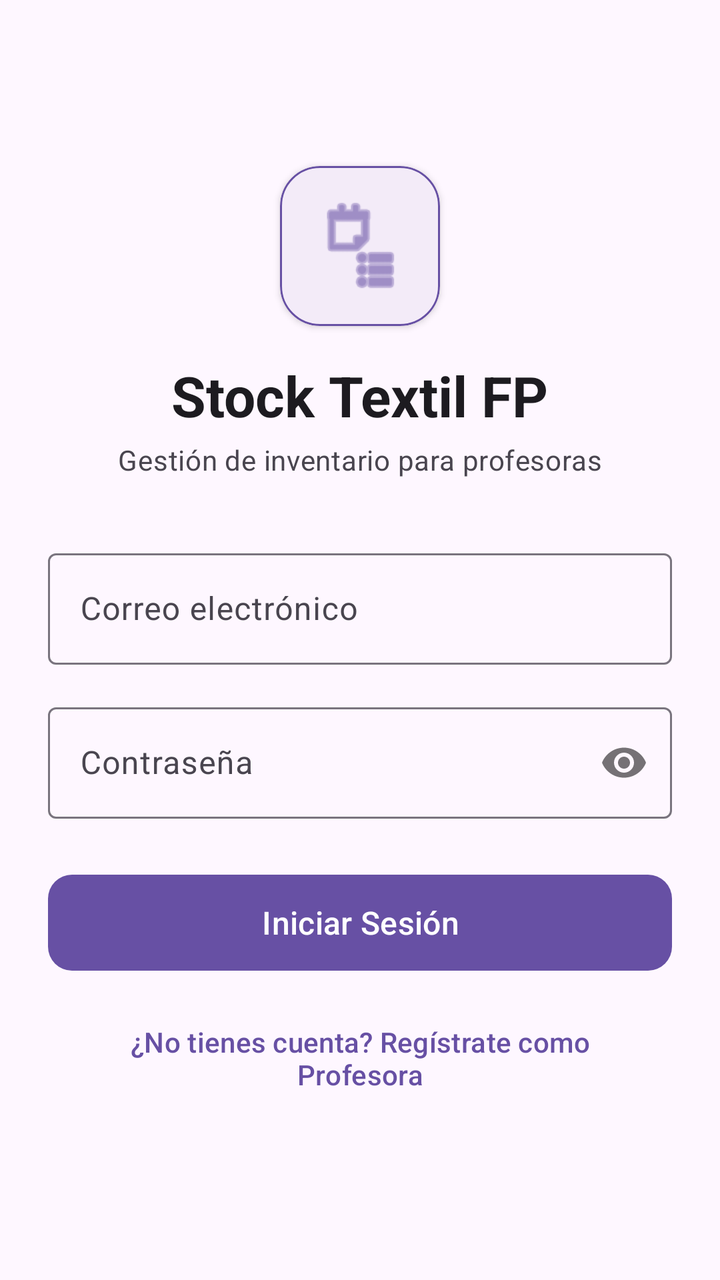
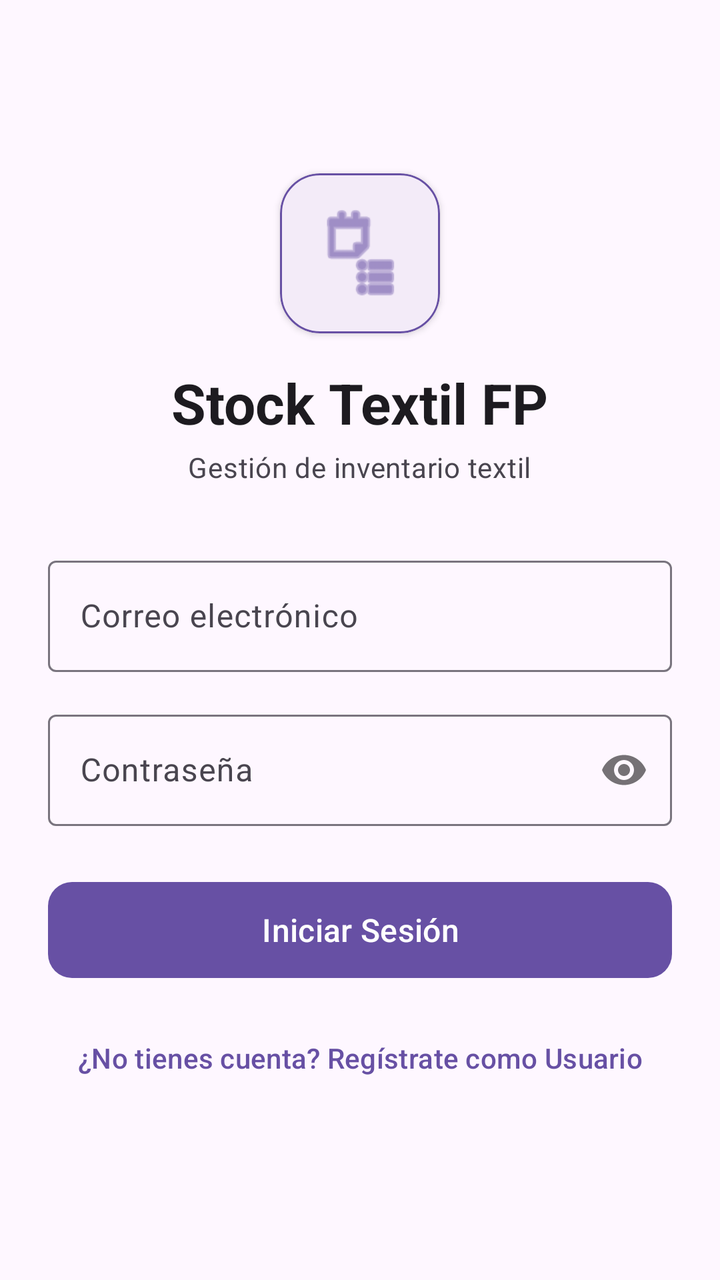

Two renders of the same Android screen: before a commit and after it. Below are the layout's source before the change and the commit's diff.
<!-- AndroidManifest.xml: application theme Theme.ControlStockTextil -->
<!-- res/layout/activity_login.xml -->
<?xml version="1.0" encoding="utf-8"?>
<androidx.coordinatorlayout.widget.CoordinatorLayout xmlns:android="http://schemas.android.com/apk/res/android"
    xmlns:app="http://schemas.android.com/apk/res-auto"
    android:id="@+id/coordinatorLayout"
    android:layout_width="match_parent"
    android:layout_height="match_parent"
    android:fitsSystemWindows="true">

    <ScrollView
        android:layout_width="match_parent"
        android:layout_height="match_parent"
        android:fillViewport="true">

        <LinearLayout
            android:layout_width="match_parent"
            android:layout_height="wrap_content"
            android:gravity="center"
            android:orientation="vertical"
            android:padding="24dp">

            
            <com.google.android.material.card.MaterialCardView
                android:layout_width="80dp"
                android:layout_height="80dp"
                android:layout_marginBottom="16dp"
                app:cardCornerRadius="20dp"
                app:cardElevation="2dp"
                app:strokeColor="?attr/colorPrimary"
                app:strokeWidth="1dp">

                <ImageView
                    android:layout_width="match_parent"
                    android:layout_height="match_parent"
                    android:padding="16dp"
                    android:src="@android:drawable/ic_menu_agenda"
                    app:tint="?attr/colorPrimary" />
            </com.google.android.material.card.MaterialCardView>

            <TextView
                android:layout_width="wrap_content"
                android:layout_height="wrap_content"
                android:text="Stock Textil FP"
                android:textAppearance="?attr/textAppearanceHeadlineMedium"
                android:textStyle="bold" />

            <TextView
                android:layout_width="wrap_content"
                android:layout_height="wrap_content"
                android:layout_marginTop="4dp"
                android:layout_marginBottom="32dp"
                android:text="Gestión de inventario para profesoras"
                android:textAppearance="?attr/textAppearanceBodyMedium"
                android:textColor="?android:attr/textColorSecondary" />

            
            <com.google.android.material.textfield.TextInputLayout
                android:id="@+id/tilEmail"
                style="@style/Widget.Material3.TextInputLayout.OutlinedBox"
                android:layout_width="match_parent"
                android:layout_height="wrap_content"
                android:layout_marginBottom="16dp"
                android:hint="Correo electrónico">

                <com.google.android.material.textfield.TextInputEditText
                    android:id="@+id/etEmail"
                    android:layout_width="match_parent"
                    android:layout_height="wrap_content"
                    android:inputType="textEmailAddress"
                    android:maxLines="1" />
            </com.google.android.material.textfield.TextInputLayout>

            <com.google.android.material.textfield.TextInputLayout
                android:id="@+id/tilPassword"
                style="@style/Widget.Material3.TextInputLayout.OutlinedBox"
                android:layout_width="match_parent"
                android:layout_height="wrap_content"
                android:layout_marginBottom="24dp"
                android:hint="Contraseña"
                app:passwordToggleEnabled="true">

                <com.google.android.material.textfield.TextInputEditText
                    android:id="@+id/etPassword"
                    android:layout_width="match_parent"
                    android:layout_height="wrap_content"
                    android:inputType="textPassword"
                    android:maxLines="1" />
            </com.google.android.material.textfield.TextInputLayout>

            <com.google.android.material.button.MaterialButton
                android:id="@+id/btnLogin"
                android:layout_width="match_parent"
                android:layout_height="56dp"
                android:text="Iniciar Sesión"
                android:textSize="16sp"
                app:cornerRadius="12dp" />

            <com.google.android.material.button.MaterialButton
                android:id="@+id/btnAbrirRegistro"
                style="@style/Widget.Material3.Button.TextButton"
                android:layout_width="match_parent"
                android:layout_height="wrap_content"
                android:layout_marginTop="12dp"
                android:text="¿No tienes cuenta? Regístrate como Profesora" />

            <ProgressBar
                android:id="@+id/progressBar"
                android:layout_width="wrap_content"
                android:layout_height="wrap_content"
                android:layout_marginTop="16dp"
                android:visibility="gone" />

        </LinearLayout>
    </ScrollView>
</androidx.coordinatorlayout.widget.CoordinatorLayout>
<!-- resources referenced by this layout -->
<resources>
  <style name="Theme.ControlStockTextil" parent="Base.Theme.ControlStockTextil" />
  <style name="Base.Theme.ControlStockTextil" parent="Theme.Material3.DayNight.NoActionBar">
          
          
      </style>
</resources>

<!-- the commit's change to res/layout/activity_login.xml (unified diff, before → after) -->
@@ -48,7 +48,7 @@
                 android:layout_height="wrap_content"
                 android:layout_marginTop="4dp"
                 android:layout_marginBottom="32dp"
-                android:text="Gestión de inventario para profesoras"
+                android:text="Gestión de inventario textil"
                 android:textAppearance="?attr/textAppearanceBodyMedium"
                 android:textColor="?android:attr/textColorSecondary" />
 
@@ -100,7 +100,7 @@
                 android:layout_width="match_parent"
                 android:layout_height="wrap_content"
                 android:layout_marginTop="12dp"
-                android:text="¿No tienes cuenta? Regístrate como Profesora" />
+                android:text="¿No tienes cuenta? Regístrate como Usuario" />
 
             <ProgressBar
                 android:id="@+id/progressBar"
